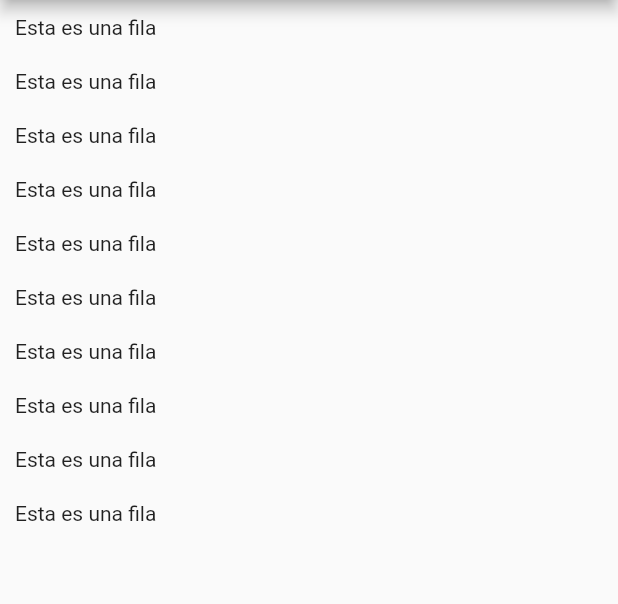
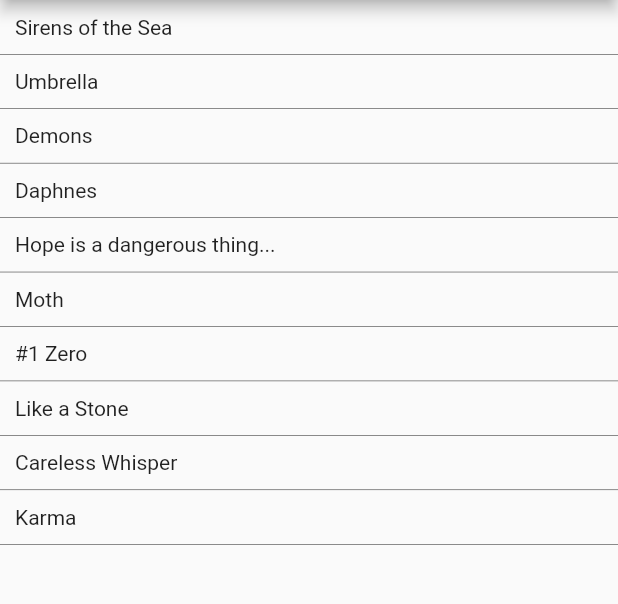
Before and after one commit to MauricioPortilla/MusifyMobile, a Flutter app: the screen it shows after launch, on a phone screen of 412 x 824 dp, the part 84-688 px from its top. Run offline on Flutter 3.47's test engine with Material 2 defaults, Android fonts, the phone set to English and light mode, and no system bars.

Commit message:
List changes

```diff
--- a/lib/main.dart
+++ b/lib/main.dart
@@ -41,6 +41,18 @@ class _HomePageState extends State<HomeScreen> {
     }
 
     List<Widget> _rows() {
+        List<String> songs = [
+            "Sirens of the Sea",
+            "Umbrella",
+            "Demons",
+            "Daphnes",
+            "Hope is a dangerous thing...",
+            "Moth",
+            "#1 Zero",
+            "Like a Stone",
+            "Careless Whisper",
+            "Karma"
+        ];
         List<Widget> rows = <Widget>[];
         for (var i = 0; i < 10; i++) {
             rows.add(
@@ -50,10 +62,13 @@ class _HomePageState extends State<HomeScreen> {
                         onTap: () { },
                         child: Container(
                             child: Text(
-                                "Esta es una fila",
+                                songs[i],
                                 textAlign: TextAlign.left,
                             ),
                             padding: EdgeInsets.all(10),
+                            decoration: BoxDecoration(
+                                border: Border(bottom: BorderSide(color: Colors.black, width: 0.3))
+                            ),
                         )
                     )
                 )
```
